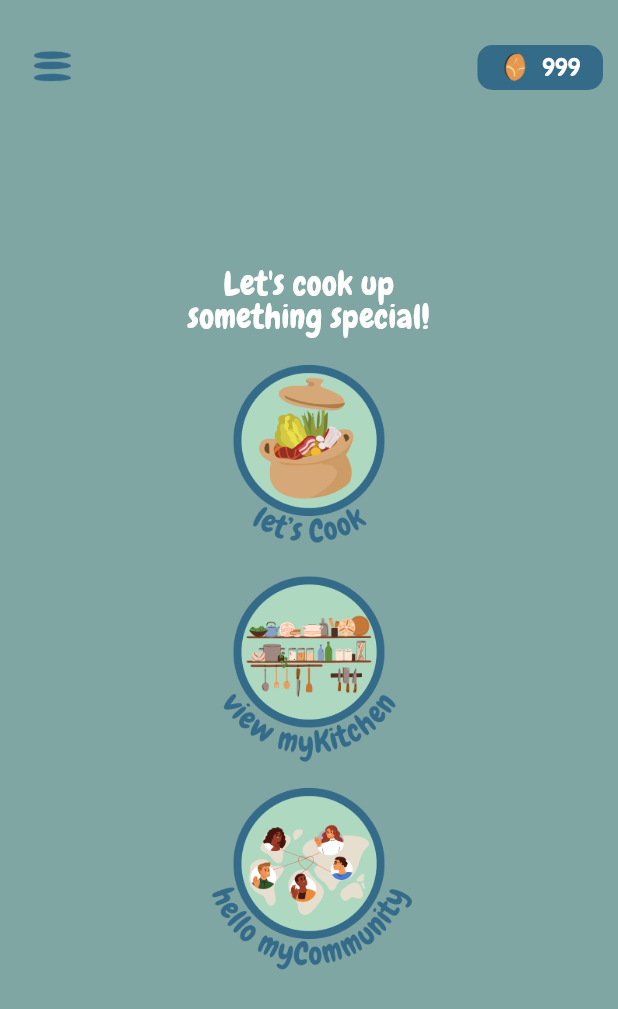
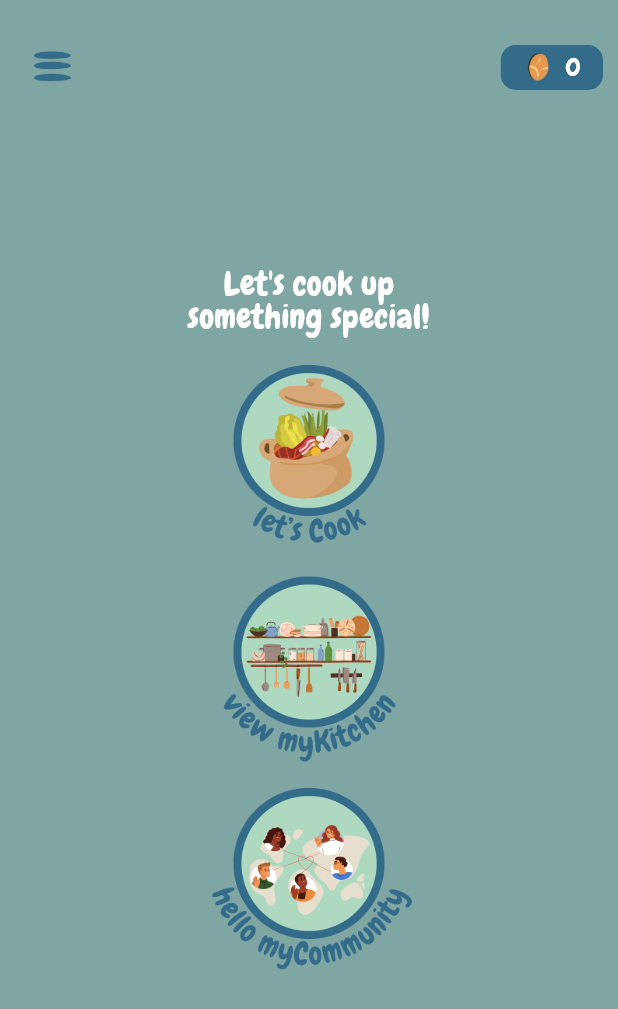
Before and after one commit to yongjin372k/Cookaiga, a Flutter app: the LetsCook10Content screen opened directly with empty values, after a tap on "back to homepage", on a phone screen of 412 x 824 dp. Shown: the top 1009 px of the screen. Run offline on Flutter 3.47's test engine with Material 3 defaults, Android fonts, the phone set to English and light mode, and no system bars; our stand-ins replace camera, image_picker; network calls fail.

Commit message:
Working Point System Frontend and Backend
- Displays and Updates Points of user

```diff
--- a/frontend/lib/screens/homepage.dart
+++ b/frontend/lib/screens/homepage.dart
@@ -1,8 +1,10 @@
+import 'dart:convert';
 import 'package:flutter/material.dart';
 import 'package:frontend/screens/mykitchen_01.dart';
 import 'package:frontend/screens/community_screen.dart'; // Import CommunityPage
 import 'design.dart';
 import 'letscook_01.dart';
+import 'package:http/http.dart' as http;
 
 class HomePage extends StatelessWidget {
   const HomePage({super.key});
@@ -12,15 +14,49 @@ class HomePage extends StatelessWidget {
     return Scaffold(
       backgroundColor:
           createMaterialColor(const Color(0xFF000000)), // Outer background
-      body: Center(
-        child: const HomePageContent(),
+      body: const Center(
+        child: HomePageContent(),
       ),
     );
   }
 }
 
-class HomePageContent extends StatelessWidget {
+class HomePageContent extends StatefulWidget {
   const HomePageContent({super.key});
+
+  @override
+  _HomePageContentState createState() => _HomePageContentState();
+}
+
+class _HomePageContentState extends State<HomePageContent> {
+  late Future<int> _userPoints; // Future to store user points
+
+  @override
+  void initState() {
+    super.initState();
+    _userPoints = _fetchUserPoints(); // Initialize the future
+  }
+
+  // Function to fetch user points from the backend
+  Future<int> _fetchUserPoints() async {
+    const int userID = 1; // Replace with the actual user ID
+    const String apiUrl = "http://10.0.2.2:8080/api/users/$userID";
+
+    try {
+      final response = await http.get(Uri.parse(apiUrl));
+
+      if (response.statusCode == 200) {
+        final data = jsonDecode(response.body);
+        return data['points']; // Assuming the response contains a `points` field
+      } else {
+        print("Failed to fetch user points. Status Code: ${response.statusCode}");
+        return 0; // Default to 0 on failure
+      }
+    } catch (e) {
+      print("Error fetching user points: $e");
+      return 0; // Default to 0 on exception
+    }
+  }
 
   @override
   Widget build(BuildContext context) {
@@ -50,11 +86,29 @@ class HomePageContent extends StatelessWidget {
                     children: [
                       // Coin Image
                       canvaImage('reward_coin.png', width: 20, height: 20),
-                      const SizedBox(
-                          width: 8), // Add spacing between coin and text
-                      Text(
-                        '999', // Replace with a dynamic value if needed
-                        style: textBody,
+                      const SizedBox(width: 8), // Add spacing between coin and text
+
+                      // Dynamic Points Display
+                      FutureBuilder<int>(
+                        future: _userPoints,
+                        builder: (context, snapshot) {
+                          if (snapshot.connectionState == ConnectionState.waiting) {
+                            return const Text(
+                              '...',
+                              style: textBody, // Display loading indicator
+                            );
+                          } else if (snapshot.hasError) {
+                            return const Text(
+                              'Error',
+                              style: textBody, // Display error message
+                            );
+                          } else {
+                            return Text(
+                              '${snapshot.data}', // Display fetched points
+                              style: textBody,
+                            );
+                          }
+                        },
                       ),
                     ],
                   ),
--- a/frontend/lib/screens/letscook_10.dart
+++ b/frontend/lib/screens/letscook_10.dart
@@ -14,38 +14,36 @@ class LetsCook10Content extends StatelessWidget {
     required this.coinsEarned,
   }) : super(key: key);
 
-  Future<List<Map<String, String>>> fetchSteps(String recipeName, String ingredients) async {
+  // Function to update user points
+  Future<void> _updateUserPoints() async {
+    const int userID = 1; // Replace with the actual user ID
+    const int pointsToAdd = 20;
+    final String apiUrl = "http://10.0.2.2:8080/api/users/$userID/points?points=$pointsToAdd";
+
     try {
-      final url = Uri.parse('http://10.0.2.2:5000/generate-recipe-steps');
-      final response = await http.post(
-        url,
-        headers: {'Content-Type': 'application/json'},
-        body: jsonEncode({
-          'recipe_name': recipeName,
-          'ingredients': ingredients.split('\n'),
-        }),
+      final response = await http.put(
+        Uri.parse(apiUrl),
+        headers: {'Content-Type': 'application/json'}, // Optional
       );
 
       if (response.statusCode == 200) {
-        final data = jsonDecode(response.body);
-        final List<Map<String, String>> steps = (data['steps'] as List<dynamic>)
-            .map((step) => {
-                  'motivation': (step['motivation'] ?? "").toString(),
-                  'step': (step['step'] ?? "").toString(),
-                })
-            .toList();
-        return steps;
+        print("User points updated successfully!");
       } else {
-        throw Exception('Failed to fetch steps: ${response.statusCode}');
+        print("Failed to update user points. Status code: ${response.statusCode}");
       }
-    } catch (error) {
-      print('Error fetching steps: $error');
-      throw Exception('Could not fetch steps. Please try again later.');
+    } catch (e) {
+      print("Error updating user points: $e");
     }
   }
 
+
   @override
   Widget build(BuildContext context) {
+    // Call _updateUserPoints when the widget is built
+    WidgetsBinding.instance.addPostFrameCallback((_) {
+      _updateUserPoints();
+    });
+
     return Scaffold(
       backgroundColor: createMaterialColor(const Color(0xFF80A6A4)),
       body: SafeArea(
```
